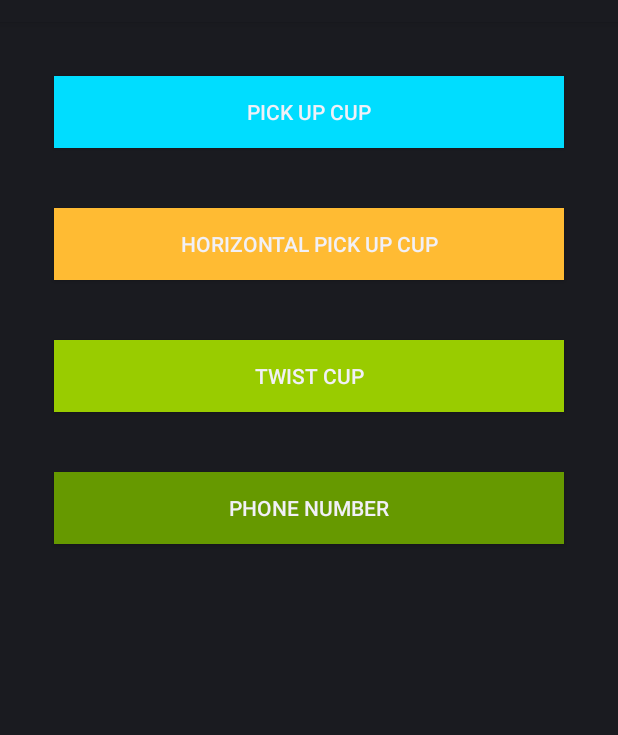
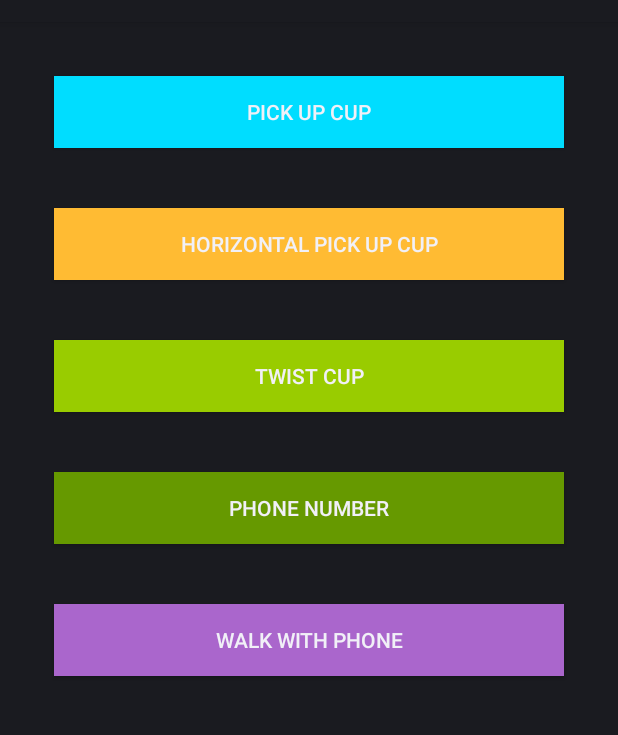
Before and after one commit to matt2929/RehabRevamped, an Android app: the WorkoutSelectionScreen screen opened directly, with no data from a screen before it, on a phone screen of 412 x 824 dp, the part 62-797 px from its top. Run offline under Robolectric (Android 15) with nearby library versions, the phone set to English and light mode, and no system bars.

Commit message:
Added Walk With Cup Removed '%' after activity ends

```diff
--- a/mobile/src/main/java/com/example/matthew/rehabrevamped/Activities/WorkoutSelectionScreen.java
+++ b/mobile/src/main/java/com/example/matthew/rehabrevamped/Activities/WorkoutSelectionScreen.java
@@ -18,6 +18,7 @@ import com.example.matthew.rehabrevamped.UserWorkoutViews.PickUpCountView;
 import com.example.matthew.rehabrevamped.UserWorkoutViews.PourCupView;
 import com.example.matthew.rehabrevamped.UserWorkoutViews.TwistCupView;
 import com.example.matthew.rehabrevamped.UserWorkoutViews.UnlockPhoneView;
+import com.example.matthew.rehabrevamped.UserWorkoutViews.WalkWithCupView;
 import com.example.matthew.rehabrevamped.UserWorkoutViews.WorkoutView;
 import com.example.matthew.rehabrevamped.UserWorkoutViews.viewabstract;
 import com.example.matthew.rehabrevamped.UserWorkouts.*;
@@ -27,7 +28,7 @@ import java.util.ArrayList;
 public class WorkoutSelectionScreen extends Activity {
     ArrayList<View> pickHandView = new ArrayList<>();
     ArrayList<View> selectWorkoutView = new ArrayList<>();
-    Button pickUpButt, horPickUpButt, twistButt, phoneNumberButt, leftHand, rightHand;
+    Button pickUpButt, horPickUpButt, twistButt, phoneNumberButt, leftHand, rightHand,walkButt;
     View fakeView;
     static com.example.matthew.rehabrevamped.UserWorkouts.WorkoutSession CurrentWorkout;
     static viewabstract CurrentWorkoutView;
@@ -46,6 +47,7 @@ public class WorkoutSelectionScreen extends Activity {
         phoneNumberButt = (Button) findViewById(R.id.phonenumberchoice);
         leftHand = (Button) findViewById(R.id.workoutchoicelefthand);
         rightHand = (Button) findViewById(R.id.workoutchoicerighthand);
+        walkButt = (Button) findViewById(R.id.walkchoice);
         fakeView = (View) findViewById(R.id.fakeView);
 
         //
@@ -58,7 +60,7 @@ public class WorkoutSelectionScreen extends Activity {
         selectWorkoutView.add(horPickUpButt);
         selectWorkoutView.add(twistButt);
         selectWorkoutView.add(phoneNumberButt);
-
+        selectWorkoutView.add(walkButt);
 
         leftHand.setOnClickListener(new View.OnClickListener() {
             @Override
@@ -74,7 +76,6 @@ public class WorkoutSelectionScreen extends Activity {
             public void onClick(View view) {
                 CurrentWorkoutView.removeAllViews();
                 isLeftHand=false;
-
                 Intent intent = new Intent(getApplicationContext(), WorkoutSessionActivity.class).putExtra("hand", false);
                 startActivity(intent);
 
@@ -134,6 +135,20 @@ public class WorkoutSelectionScreen extends Activity {
 
             }
         });
+        walkButt.setOnClickListener(new View.OnClickListener() {
+            @Override
+            public void onClick(View view) {
+                setViewHandSelection();
+
+                new Thread(new Runnable() {
+                    @Override
+                    public void run() {
+                        CurrentWorkout = new WalkWithCup();
+                    }
+                }).start();
+                CurrentWorkoutView = new WalkWithCupView(getApplicationContext());
+            }
+        });
         setWorkoutPickView();
     }
 
--- a/mobile/src/main/java/com/example/matthew/rehabrevamped/Activities/WorkoutSessionActivity.java
+++ b/mobile/src/main/java/com/example/matthew/rehabrevamped/Activities/WorkoutSessionActivity.java
@@ -325,9 +325,8 @@ public class WorkoutSessionActivity extends Activity implements SensorEventListe
             //Save Game
             if (currentWorkout.workoutFinished()) {
                 tts.speak("Workout Complete.", TextToSpeech.QUEUE_ADD, null);
-                tts.speak(currentWorkout.getGrade() + "%", TextToSpeech.QUEUE_ADD, null);
-                Toast.makeText(getApplicationContext(), "" + currentWorkout.getGrade() + "%", Toast.LENGTH_LONG).show();
-
+                tts.speak(currentWorkout.getGrade()+"", TextToSpeech.QUEUE_ADD, null);
+                Toast.makeText(getApplicationContext(), "" + currentWorkout.getGrade()+"", Toast.LENGTH_LONG).show();
                 File file = new File(Environment.getExternalStoragePublicDirectory(Environment.DIRECTORY_DOWNLOADS),"RehabRevamped");
                 if(!file.exists()){
                     file.mkdir();
--- a/mobile/src/main/java/com/example/matthew/rehabrevamped/UserWorkoutViews/PickUpCountView.java
+++ b/mobile/src/main/java/com/example/matthew/rehabrevamped/UserWorkoutViews/PickUpCountView.java
@@ -15,9 +15,7 @@ import android.widget.RelativeLayout;
 
 public class PickUpCountView extends viewabstract {
 
-    Paint whitePaint;
-    String displayS="";
-    float gravX=0,gravY=0,gravZ=0;
+
     public PickUpCountView(Context context) {
         super(context);
         viewinit();
--- a/mobile/src/main/java/com/example/matthew/rehabrevamped/UserWorkoutViews/viewabstract.java
+++ b/mobile/src/main/java/com/example/matthew/rehabrevamped/UserWorkoutViews/viewabstract.java
@@ -2,6 +2,7 @@ package com.example.matthew.rehabrevamped.UserWorkoutViews;
 
 import android.content.Context;
 import android.graphics.Canvas;
+import android.graphics.Paint;
 import android.util.AttributeSet;
 import android.widget.RelativeLayout;
 
@@ -10,6 +11,9 @@ import android.widget.RelativeLayout;
  */
 
 public abstract class viewabstract extends RelativeLayout implements WorkoutView{
+    Paint whitePaint;
+    String displayS="";
+    float gravX=0,gravY=0,gravZ=0;
     public viewabstract(Context context) {
         super(context);
     }
--- a/mobile/src/main/res/layout/activity_workout_selection_screen.xml
+++ b/mobile/src/main/res/layout/activity_workout_selection_screen.xml
@@ -25,7 +25,9 @@
 
     <ScrollView
         android:layout_width="match_parent"
-        android:layout_height="match_parent">
+        android:layout_height="match_parent"
+        android:layout_alignParentTop="true"
+        android:layout_alignParentStart="true">
 
         <RelativeLayout
             android:layout_width="match_parent"
@@ -85,12 +87,24 @@
                 android:text="Phone Number" />
 
             <Button
+                android:id="@+id/walkchoice"
+                android:layout_width="wrap_content"
+                android:layout_height="wrap_content"
+                android:layout_alignParentEnd="true"
+                android:layout_alignParentStart="true"
+                android:layout_below="@+id/phonenumberchoice"
+                android:layout_margin="20dp"
+                android:layout_marginLeft="10dp"
+                android:layout_marginRight="10dp"
+                android:layout_marginTop="10dp"
+                android:background="@android:color/holo_purple"
+                android:text="Walk With Phone" />
+
+            <Button
                 android:id="@+id/button2"
                 android:layout_width="wrap_content"
                 android:layout_height="wrap_content"
-                android:layout_alignEnd="@+id/pourwaterchoice"
-                android:layout_alignStart="@+id/pourwaterchoice"
-                android:layout_below="@+id/pourwaterchoice"
+
                 android:layout_marginTop="20dp"
                 android:background="?android:attr/colorPressedHighlight"
                 android:text="Button"
```
Also changed, not shown: mobile/src/main/java/com/example/matthew/rehabrevamped/UserWorkoutViews/WalkWithCupView.java (+34 -1 lines), mobile/src/main/java/com/example/matthew/rehabrevamped/UserWorkouts/WalkWithCup.java (+85 -20 lines).
